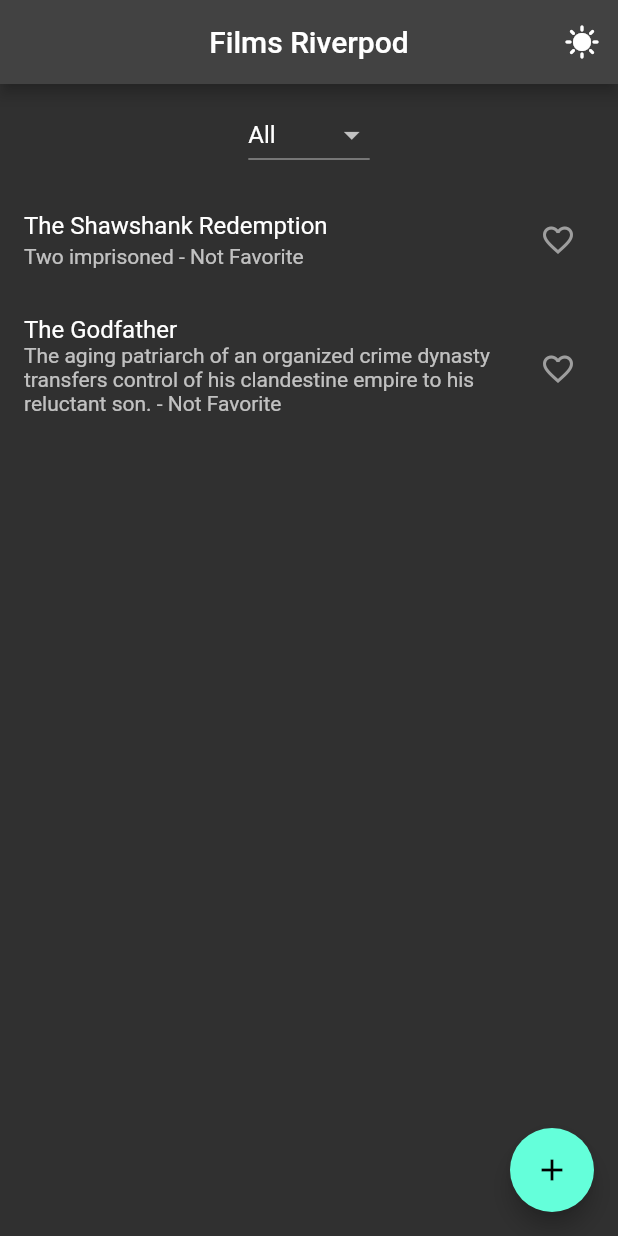
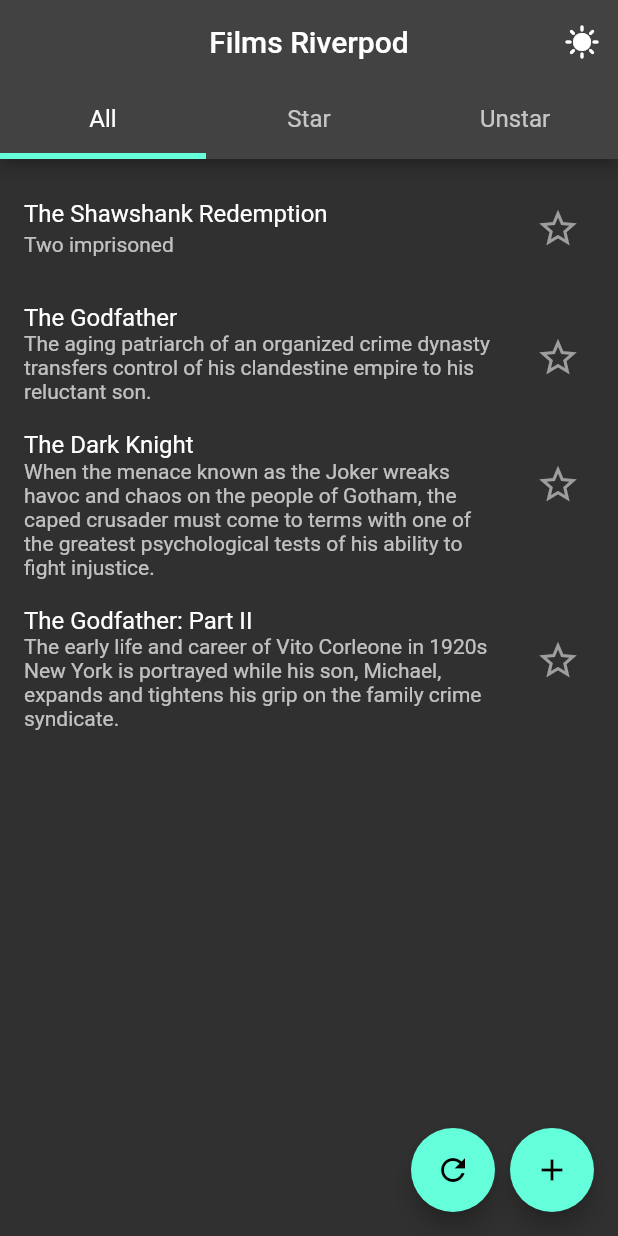
Before and after one commit to tduongtad1304/riverpod_demo, a Flutter app: the screen it shows after launch, on a phone screen of 412 x 824 dp. Run offline on Flutter 3.47's test engine with Material 2 defaults, Android fonts, the phone set to English and light mode, and no system bars; our stand-ins replace flutter_riverpod.

```diff
--- a/lib/model/films.dart
+++ b/lib/model/films.dart
@@ -4,7 +4,7 @@ class Films {
   final String id;
   final String title;
   final String description;
-  final bool isFavorite;
+  bool isFavorite;
   Films({
     required this.title,
     required this.description,
@@ -52,10 +52,11 @@ class Films {
 
   static List<Films> listFilms = [
     Films(
-        id: '1',
-        title: 'The Shawshank Redemption',
-        description: 'Two imprisoned',
-        isFavorite: false),
+      id: '1',
+      title: 'The Shawshank Redemption',
+      description: 'Two imprisoned',
+      isFavorite: false,
+    ),
     Films(
       id: '2',
       title: 'The Godfather',
@@ -63,5 +64,19 @@ class Films {
           'The aging patriarch of an organized crime dynasty transfers control of his clandestine empire to his reluctant son.',
       isFavorite: false,
     ),
+    Films(
+      id: '3',
+      title: 'The Dark Knight',
+      description:
+          'When the menace known as the Joker wreaks havoc and chaos on the people of Gotham, the caped crusader must come to terms with one of the greatest psychological tests of his ability to fight injustice.',
+      isFavorite: false,
+    ),
+    Films(
+      id: '4',
+      title: 'The Godfather: Part II',
+      description:
+          'The early life and career of Vito Corleone in 1920s New York is portrayed while his son, Michael, expands and tightens his grip on the family crime syndicate.',
+      isFavorite: false,
+    ),
   ];
 }
--- a/lib/pages/home_page.dart
+++ b/lib/pages/home_page.dart
@@ -1,24 +1,30 @@
-import 'dart:developer';
-
 import 'package:flutter/material.dart';
 import 'package:flutter_riverpod/flutter_riverpod.dart';
 import 'package:riverpod_demo/extension/capitalization.dart';
-import 'package:uuid/uuid.dart';
 
 import 'package:riverpod_demo/riverpod/riverpod.dart';
 
 import '../model/films.dart';
+import '../widgets/film_list.dart';
 
-enum FilmType { favorite, all }
+final filmTypeStatusProvider = StateProvider<FilmType>((ref) => FilmType.all);
 
-final favoriteStatusProvider = StateProvider<FilmType>((ref) => FilmType.all);
+enum FilmType { all, star, unstar }
 
 class HomePage extends ConsumerWidget {
   const HomePage({Key? key}) : super(key: key);
 
   @override
   Widget build(BuildContext context, WidgetRef ref) {
-    return Scaffold(
+    FilmType index = ref.watch(filmTypeStatusProvider);
+    List<AlwaysAliveProviderBase<Iterable<Films>>> listProvider = [
+      filmsProvider,
+      favoriteFilmsProvider,
+      unFavoriteFilmsProvider,
+    ];
+    return DefaultTabController(
+      length: FilmType.values.length,
+      child: Scaffold(
         appBar: AppBar(
           title: const Text('Films Riverpod'),
           centerTitle: true,
@@ -33,193 +39,67 @@ class HomePage extends ConsumerWidget {
                   : const Icon(Icons.nightlight_round),
             ),
           ],
+          bottom: TabBar(
+            onTap: (value) {
+              index = ref.read(filmTypeStatusProvider.notifier).state =
+                  FilmType.values[value];
+              // if (index == FilmType.all) {
+              //  loadFilmProvider = ref.read(loadFilmsProvider.future).then(
+              //       (value) => ref.read(filmsProvider.notifier).state = value);
+              // }
+            },
+            indicatorWeight: 4,
+            labelStyle: Theme.of(context).textTheme.titleMedium,
+            tabs: FilmType.values
+                .map(
+                  (type) => Tab(
+                    text: type.toString().split('.').last.capitalize(),
                   ),
-      body: Padding(
-        padding: const EdgeInsets.only(top: 10),
-        child: Column(
+                )
+                .toList(),
+          ),
+        ),
+        body: ref.watch(filmsProvider).isNotEmpty
+            ? TabBarView(
+                children: listProvider
+                    .map(
+                      (provider) => FilmsList(
+                        provider: provider,
+                      ),
+                    )
+                    .toList(),
+              )
+            : Center(
+                child: Text(
+                  index == FilmType.all
+                      ? 'No Films.\nClick the button below to add a film.'
+                      : index == FilmType.star
+                          ? 'No Films are marked star.'
+                          : 'No Films are marked unstar.',
+                  style: Theme.of(context)
+                      .textTheme
+                      .bodyMedium
+                      ?.copyWith(fontSize: 17),
+                  textAlign: TextAlign.center,
+                ),
+              ),
+        floatingActionButton: Row(
+          mainAxisAlignment: MainAxisAlignment.end,
           children: [
-            const FilterWidget(),
-            Consumer(
-              builder: (context, ref, child) {
-                final filter = ref.watch(favoriteStatusProvider);
-                switch (filter) {
-                  case FilmType.favorite:
-                    return FilmsList(
-                      provider: favoriteFilmsProvider,
-                    );
-                  case FilmType.all:
-                    return FilmsList(
-                      provider: filmsProvider,
-                    );
-                }
-              },
-            )
+            FloatingActionButton(
+              tooltip: 'Refresh',
+              onPressed: () => ref.read(filmsProvider.notifier).loadFilms(),
+              child: const Icon(Icons.refresh),
+            ),
+            const SizedBox(width: 10),
+            FloatingActionButton(
+              tooltip: 'Add Film',
+              onPressed: () => showFilmDialog(context, ref, false),
+              child: const Icon(Icons.add),
+            ),
           ],
         ),
-      ),
-      floatingActionButton: FloatingActionButton(
-        tooltip: 'Add Film',
-        onPressed: () => _showFilmDialog(context, ref, false),
-        child: const Icon(Icons.add),
       ),
     );
   }
 }
-
-class FilterWidget extends ConsumerWidget {
-  const FilterWidget({Key? key}) : super(key: key);
-
-  @override
-  Widget build(BuildContext context, WidgetRef ref) {
-    return DropdownButton(
-      value: ref.watch(favoriteStatusProvider),
-      items: FilmType.values
-          .map(
-            (e) => DropdownMenuItem(
-              value: e,
-              child: Text(e.toString().split('.').last.capitalize()),
-            ),
-          )
-          .toList(),
-      onChanged: (value) {
-        ref.read(favoriteStatusProvider.notifier).state = value as FilmType;
-      },
-    );
-  }
-}
-
-class FilmsList extends ConsumerWidget {
-  final AlwaysAliveProviderBase<Iterable<Films>> provider;
-  const FilmsList({
-    super.key,
-    required this.provider,
-  });
-
-  @override
-  Widget build(BuildContext context, WidgetRef ref) {
-    final films = ref.watch(provider);
-    return Expanded(
-      child: ListView.separated(
-          padding: const EdgeInsets.only(top: 10),
-          itemBuilder: (context, index) {
-            final film = films.elementAt(index);
-            final isExist =
-                ref.watch(filmsProvider.notifier).isFilmExisted(film.id);
-            return GestureDetector(
-              onTap: () => _showFilmDialog(context, ref, isExist, index),
-              child: ListTile(
-                title: Text(film.title),
-                subtitle: Text(
-                    '${film.description} - ${film.isFavorite == true ? 'Favorite' : 'Not Favorite'}'),
-                trailing: IconButton(
-                  icon: Icon(
-                    film.isFavorite ? Icons.favorite : Icons.favorite_border,
-                    color: film.isFavorite
-                        ? const Color.fromARGB(255, 231, 7, 93)
-                        : Colors.grey,
-                  ),
-                  onPressed: () {
-                    ref.read(filmsProvider.notifier).toggleFavorite(film.id);
-                  },
-                ),
-              ),
-            );
-          },
-          separatorBuilder: separatorBuilder,
-          itemCount: films.length),
-    );
-  }
-
-  Widget separatorBuilder(BuildContext context, int index) {
-    return const SizedBox(height: 10);
-  }
-}
-
-Future<Films?> _showFilmDialog(
-    BuildContext context, WidgetRef ref, bool isExisted,
-    [int? index]) {
-  final formKey = GlobalKey<FormState>();
-  final titleController = TextEditingController(
-      text: index != null ? ref.watch(filmsProvider)[index].title : '');
-  final descriptionController = TextEditingController(
-      text: index != null ? ref.watch(filmsProvider)[index].description : '');
-  return showDialog<Films>(
-    context: context,
-    builder: (context) {
-      return AlertDialog(
-        title: !isExisted ? const Text('Add Film') : const Text('Edit Film'),
-        content: Form(
-          key: formKey,
-          child: Column(
-            mainAxisSize: MainAxisSize.min,
-            children: [
-              TextFormField(
-                controller: titleController,
-                decoration: const InputDecoration(
-                  labelText: 'Title',
-                ),
-                onChanged: (value) {
-                  TextSelection previousSelection = titleController.selection;
-                  titleController.text = value;
-                  titleController.selection = previousSelection;
-                },
-                validator: (value) {
-                  if (value == null || value.isEmpty) {
-                    return 'Please enter title';
-                  }
-                  return null;
-                },
-              ),
-              TextFormField(
-                controller: descriptionController,
-                decoration: const InputDecoration(
-                  labelText: 'Description',
-                ),
-                onChanged: (value) {
-                  TextSelection previousSelection =
-                      descriptionController.selection;
-                  descriptionController.text = value;
-                  descriptionController.selection = previousSelection;
-                },
-                validator: (value) {
-                  if (value == null || value.isEmpty) {
-                    return 'Please enter description';
-                  }
-                  return null;
-                },
-              ),
-            ],
-          ),
-        ),
-        actions: [
-          TextButton(
-            onPressed: () {
-              Navigator.of(context).pop();
-            },
-            child: const Text('Cancel'),
-          ),
-          TextButton(
-            onPressed: () {
-              if (formKey.currentState!.validate()) {
-                final film = Films(
-                  id: isExisted && index != null
-                      ? ref.watch(filmsProvider)[index].id
-                      : const Uuid().v4(),
-                  title: titleController.text,
-                  description: descriptionController.text,
-                  isFavorite: false,
-                );
-                log('$film');
-                !isExisted
-                    ? ref.read(filmsProvider.notifier).addFilm(film)
-                    : ref.read(filmsProvider.notifier).updateFilm(film);
-                Navigator.of(context).pop();
-              }
-            },
-            child: !isExisted ? const Text('Add') : const Text('Update'),
-          ),
-        ],
-      );
-    },
-  );
-}
--- a/lib/riverpod/films_provider.dart
+++ b/lib/riverpod/films_provider.dart
@@ -1,9 +1,18 @@
+import 'dart:developer';
+
 import 'package:flutter_riverpod/flutter_riverpod.dart';
 
 import '../model/films.dart';
 
 class FilmsNotifier extends StateNotifier<List<Films>> {
   FilmsNotifier() : super(Films.listFilms);
+
+  void loadFilms() {
+    for (var element in Films.listFilms) {
+      state = [element, ...state];
+      state = state.toSet().toList();
+    }
+  }
 
   void toggleFavorite(String id) {
     state = state.map((film) {
@@ -12,6 +21,9 @@ class FilmsNotifier extends StateNotifier<List<Films>> {
       }
       return film;
     }).toList();
+    for (var films in state) {
+      log('${films.title} - ⭐${films.isFavorite}');
+    }
   }
 
   void addFilm(Films film) {
@@ -43,3 +55,6 @@ final filmsProvider = StateNotifierProvider<FilmsNotifier, List<Films>>((ref) {
 
 final favoriteFilmsProvider = Provider<Iterable<Films>>(
     (ref) => ref.watch(filmsProvider).where((film) => film.isFavorite));
+
+final unFavoriteFilmsProvider = Provider<Iterable<Films>>(
+    (ref) => ref.watch(filmsProvider).where((film) => !film.isFavorite));
--- /dev/null
+++ b/lib/widgets/film_list.dart
@@ -0,0 +1,182 @@
+import 'dart:developer';
+
+import 'package:flutter/material.dart';
+import 'package:flutter_riverpod/flutter_riverpod.dart';
+import 'package:uuid/uuid.dart';
+
+import '../model/films.dart';
+import '../riverpod/riverpod.dart';
+
+class FilmsList extends ConsumerWidget {
+  final AlwaysAliveProviderBase<Iterable<Films>> provider;
+  const FilmsList({
+    super.key,
+    required this.provider,
+  });
+
+  @override
+  Widget build(BuildContext context, WidgetRef ref) {
+    final films = ref.watch(provider);
+    return ListView.separated(
+      padding: const EdgeInsets.only(top: 10),
+      itemBuilder: (context, index) {
+        final film = films.elementAt(index);
+        final isExist =
+            ref.watch(filmsProvider.notifier).isFilmExisted(film.id);
+        return Dismissible(
+          key: UniqueKey(),
+          onDismissed: (direction) =>
+              ref.read(filmsProvider.notifier).removeFilm(film.id),
+          confirmDismiss: (direction) {
+            return showDialog(
+              context: context,
+              builder: (context) {
+                return AlertDialog(
+                  title: const Text('Delete Film'),
+                  content:
+                      const Text('Are you sure you want to delete this film?'),
+                  actions: [
+                    TextButton(
+                      onPressed: () => Navigator.of(context).pop(false),
+                      child: const Text('No'),
+                    ),
+                    TextButton(
+                      onPressed: () => Navigator.of(context).pop(true),
+                      child: const Text('Yes'),
+                    ),
+                  ],
+                );
+              },
+            );
+          },
+          background: Container(
+            color: Colors.red,
+            child: const Align(
+              child: Padding(
+                padding: EdgeInsets.only(right: 10),
+                child: Icon(
+                  Icons.delete,
+                  color: Colors.white,
+                ),
+              ),
+            ),
+          ),
+          child: GestureDetector(
+            onTap: () => showFilmDialog(context, ref, isExist, index),
+            child: ListTile(
+              title: Text(film.title),
+              subtitle: Text(film.description),
+              trailing: IconButton(
+                icon: Icon(
+                  film.isFavorite ? Icons.star : Icons.star_border,
+                  color: film.isFavorite
+                      ? const Color.fromARGB(255, 255, 238, 0)
+                      : Colors.grey,
+                  size: 30,
+                ),
+                onPressed: () {
+                  ref.read(filmsProvider.notifier).toggleFavorite(film.id);
+                },
+              ),
+            ),
+          ),
+        );
+      },
+      separatorBuilder: separatorBuilder,
+      itemCount: films.length,
+    );
+  }
+
+  Widget separatorBuilder(BuildContext context, int index) {
+    return const SizedBox(height: 10);
+  }
+}
+
+Future<Films?> showFilmDialog(
+    BuildContext context, WidgetRef ref, bool isExisted,
+    [int? index]) {
+  final formKey = GlobalKey<FormState>();
+  final titleController = TextEditingController(
+      text: index != null ? ref.watch(filmsProvider)[index].title : '');
+  final descriptionController = TextEditingController(
+      text: index != null ? ref.watch(filmsProvider)[index].description : '');
+  return showDialog<Films>(
+    context: context,
+    builder: (context) {
+      return AlertDialog(
+        title: !isExisted ? const Text('Add Film') : const Text('Edit Film'),
+        content: Form(
+          key: formKey,
+          child: Column(
+            mainAxisSize: MainAxisSize.min,
+            children: [
+              TextFormField(
+                controller: titleController,
+                decoration: const InputDecoration(
+                  labelText: 'Title',
+                ),
+                onChanged: (value) {
+                  TextSelection previousSelection = titleController.selection;
+                  titleController.text = value;
+                  titleController.selection = previousSelection;
+                },
+                validator: (value) {
+                  if (value == null || value.isEmpty) {
+                    return 'Please enter title';
+                  }
+                  return null;
+                },
+              ),
+              TextFormField(
+                controller: descriptionController,
+                decoration: const InputDecoration(
+                  labelText: 'Description',
+                ),
+                onChanged: (value) {
+                  TextSelection previousSelection =
+                      descriptionController.selection;
+                  descriptionController.text = value;
+                  descriptionController.selection = previousSelection;
+                },
+                validator: (value) {
+                  if (value == null || value.isEmpty) {
+                    return 'Please enter description';
+                  }
+                  return null;
+                },
+              ),
+            ],
+          ),
+        ),
+        actions: [
+          TextButton(
+            onPressed: () {
+              Navigator.of(context).pop();
+            },
+            child: const Text('Cancel'),
+          ),
+          TextButton(
+            onPressed: () {
+              if (formKey.currentState!.validate()) {
+                final film = Films(
+                  id: isExisted && index != null
+                      ? ref.watch(filmsProvider)[index].id
+                      : const Uuid().v4(),
+                  title: titleController.text,
+                  description: descriptionController.text,
+                  isFavorite: false,
+                );
+                log('$film');
+                !isExisted
+                    ? ref.read(filmsProvider.notifier).addFilm(film)
+                    : ref.read(filmsProvider.notifier).updateFilm(film);
+                Navigator.of(context).pop();
+              }
+            },
+            child: !isExisted ? const Text('Add') : const Text('Update'),
+          ),
+        ],
+      );
+    },
+  );
+}
--- a/pubspec.yaml
+++ b/pubspec.yaml
@@ -10,11 +10,9 @@ environment:
 
 dependencies:
   cupertino_icons: ^1.0.2
-  dio: ^4.0.6
   flutter:
     sdk: flutter
   flutter_riverpod: ^2.1.1
-  riverpod_annotation: ^1.0.6
   uuid: ^3.0.7
 
 dev_dependencies:
@@ -22,7 +20,6 @@ dev_dependencies:
   flutter_lints: ^2.0.0
   flutter_test:
     sdk: flutter
-  riverpod_generator: ^1.0.6
 
 flutter:
   uses-material-design: true
```
Also changed, not shown: pubspec.lock. Lines whose indentation alone changed are shown as unchanged.
